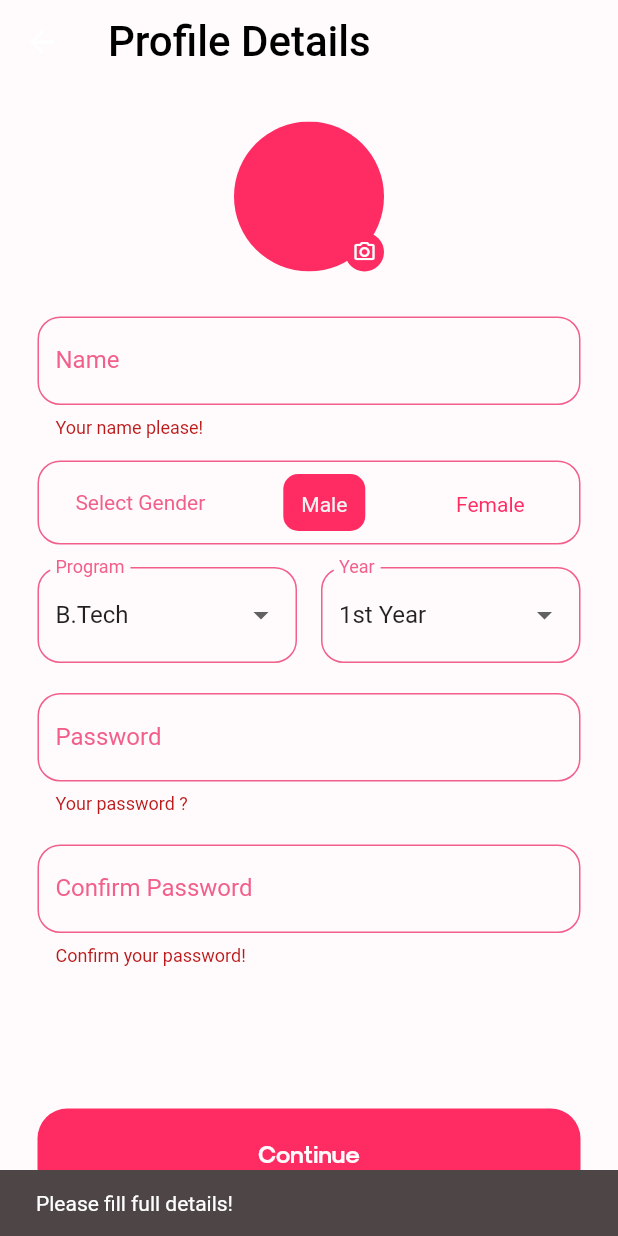
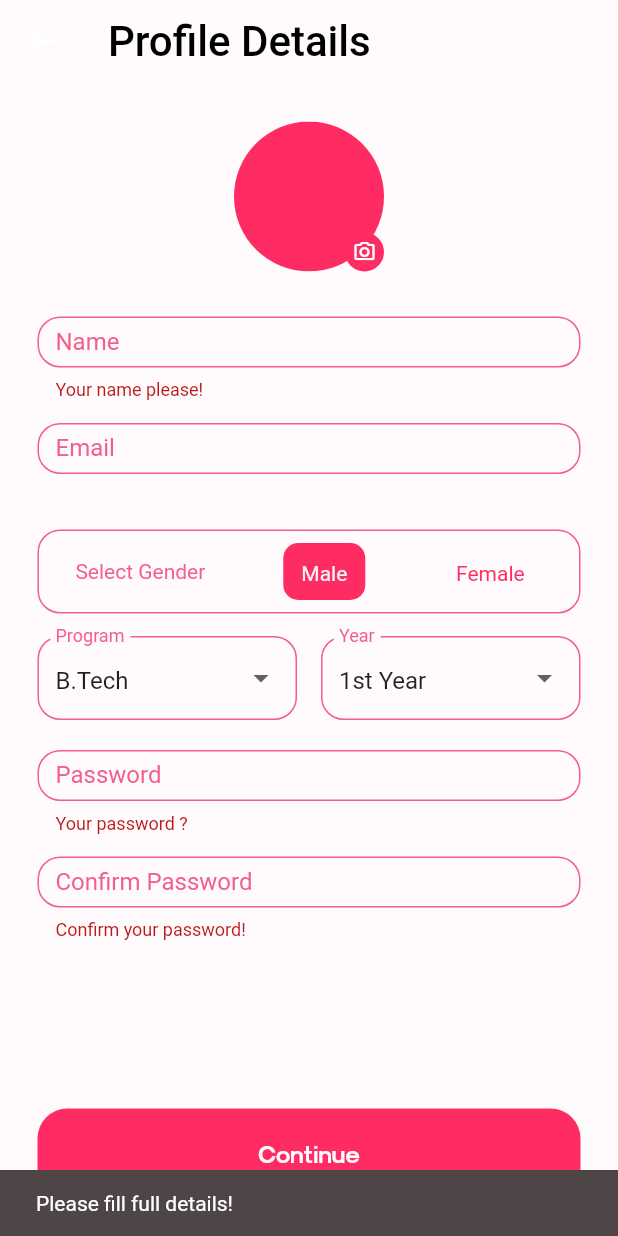
Before and after one commit to swciitg/college_cupid, a Flutter app: the ProfileDetails screen opened by its route, after a tap on "Continue", on a phone screen of 412 x 824 dp. Run offline on Flutter 3.47's test engine with Material 2 defaults, Android fonts, the phone set to English and light mode, and no system bars; our stand-ins replace dio, image_picker, shared_preferences, webview_flutter; missing offline and left inert: aes_crypt_null_safe, diffie_hellman, pointycastle; accounts and stored records are empty.

Commit message:
add sizebox & email textfield

```diff
--- a/lib/screens/about_you/about_you.dart
+++ b/lib/screens/about_you/about_you.dart
@@ -189,8 +189,9 @@ class _AboutYouScreenState extends State<AboutYouScreen> {
               widget.myInfo.bio = bioController.text;
               widget.myInfo.interests = selectedInterests.toList();
               NavigatorState nav = Navigator.of(context);
-              // await APIService().signIn(widget.image, widget.myInfo);
-
+              String profilePicUrl =
+                  await APIService().postMyInfo(widget.image, widget.myInfo);
+              widget.myInfo.profilePicUrl = profilePicUrl;
               SharedPreferences user = await SharedPreferences.getInstance();
               await user.setString(
                   'myInfo', jsonEncode(widget.myInfo.toJson()));
--- a/lib/screens/profile/profile_details.dart
+++ b/lib/screens/profile/profile_details.dart
@@ -132,7 +132,9 @@ class _ProfileDetailsState extends State<ProfileDetails> {
                         )))
               ]),
               const Padding(padding: EdgeInsets.only(top: 30)),
-              TextFormField(
+              SizedBox(
+                height: 56,
+                child: TextFormField(
                   focusNode: FocusNode(),
                   controller: name,
                   decoration: const InputDecoration(
@@ -165,6 +167,40 @@ class _ProfileDetailsState extends State<ProfileDetails> {
                     }
                     return null;
                   },
+                ),
+              ),
+              const Padding(padding: EdgeInsets.only(top: 15)),
+              SizedBox(
+                height: 56,
+                child: TextFormField(
+                    focusNode: FocusNode(),
+                    controller: emailController,
+                    enabled: false,
+                    decoration: const InputDecoration(
+                      labelText: 'Email',
+                      floatingLabelAlignment: FloatingLabelAlignment.start,
+                      labelStyle: TextStyle(color: CupidColors.pinkColor),
+                      disabledBorder: OutlineInputBorder(
+                        borderSide:
+                            BorderSide(color: CupidColors.pinkColor, width: 1),
+                        borderRadius: BorderRadius.all(
+                          Radius.circular(15),
+                        ),
+                      ),
+                      errorBorder: OutlineInputBorder(
+                        borderSide:
+                            BorderSide(color: CupidColors.pinkColor, width: 1),
+                        borderRadius: BorderRadius.all(
+                          Radius.circular(15),
+                        ),
+                      ),
+                    ),
+                    validator: (value) {
+                      if (value == null || value.isEmpty) {
+                        return "Your name please!";
+                      }
+                      return null;
+                    }),
               ),
               const Padding(padding: EdgeInsets.only(top: 15)),
               Container(
@@ -238,7 +274,9 @@ class _ProfileDetailsState extends State<ProfileDetails> {
                     ]),
               ),
               const Padding(padding: EdgeInsets.only(top: 15)),
-              Row(
+              SizedBox(
+                height: 56,
+                child: Row(
                   mainAxisAlignment: MainAxisAlignment.spaceAround,
                   children: [
                     Expanded(
@@ -266,8 +304,8 @@ class _ProfileDetailsState extends State<ProfileDetails> {
                               borderRadius: BorderRadius.circular(15),
                             ),
                             enabledBorder: OutlineInputBorder(
-                            borderSide:
-                                const BorderSide(color: CupidColors.pinkColor),
+                              borderSide: const BorderSide(
+                                  color: CupidColors.pinkColor),
                               borderRadius: BorderRadius.circular(15),
                             )),
                       ),
@@ -308,8 +346,11 @@ class _ProfileDetailsState extends State<ProfileDetails> {
                     ),
                   ],
                 ),
+              ),
               const Padding(padding: EdgeInsets.only(top: 20)),
-              TextFormField(
+              SizedBox(
+                height: 56,
+                child: TextFormField(
                   focusNode: FocusNode(),
                   controller: pass,
                   obscureText: true,
@@ -347,8 +388,11 @@ class _ProfileDetailsState extends State<ProfileDetails> {
                     return null;
                   },
                 ),
-              const Padding(padding: EdgeInsets.only(top: 20)),
-              TextFormField(
+              ),
+              const Padding(padding: EdgeInsets.only(top: 15)),
+              SizedBox(
+                height: 56,
+                child: TextFormField(
                     focusNode: FocusNode(),
                     controller: confirmPass,
                     obscureText: true,
@@ -357,20 +401,20 @@ class _ProfileDetailsState extends State<ProfileDetails> {
                         floatingLabelAlignment: FloatingLabelAlignment.start,
                         labelStyle: TextStyle(color: CupidColors.pinkColor),
                         focusedBorder: OutlineInputBorder(
-                        borderSide:
-                            BorderSide(color: CupidColors.pinkColor, width: 1),
+                          borderSide: BorderSide(
+                              color: CupidColors.pinkColor, width: 1),
                           borderRadius: BorderRadius.all(
                             Radius.circular(15),
                           ),
                         ),
                         enabledBorder: OutlineInputBorder(
-                        borderSide:
-                            BorderSide(color: CupidColors.pinkColor, width: 1),
+                          borderSide: BorderSide(
+                              color: CupidColors.pinkColor, width: 1),
                           borderRadius: BorderRadius.all(Radius.circular(15)),
                         ),
                         errorBorder: OutlineInputBorder(
-                        borderSide:
-                            BorderSide(color: CupidColors.pinkColor, width: 1),
+                          borderSide: BorderSide(
+                              color: CupidColors.pinkColor, width: 1),
                           borderRadius: BorderRadius.all(Radius.circular(15)),
                         )),
                     validator: (value) {
@@ -379,6 +423,7 @@ class _ProfileDetailsState extends State<ProfileDetails> {
                       }
                       return null;
                     }),
+              ),
               const Expanded(child: SizedBox()),
               CupidButton(
                   text: 'Continue',
```
Lines whose indentation alone changed are shown as unchanged.
